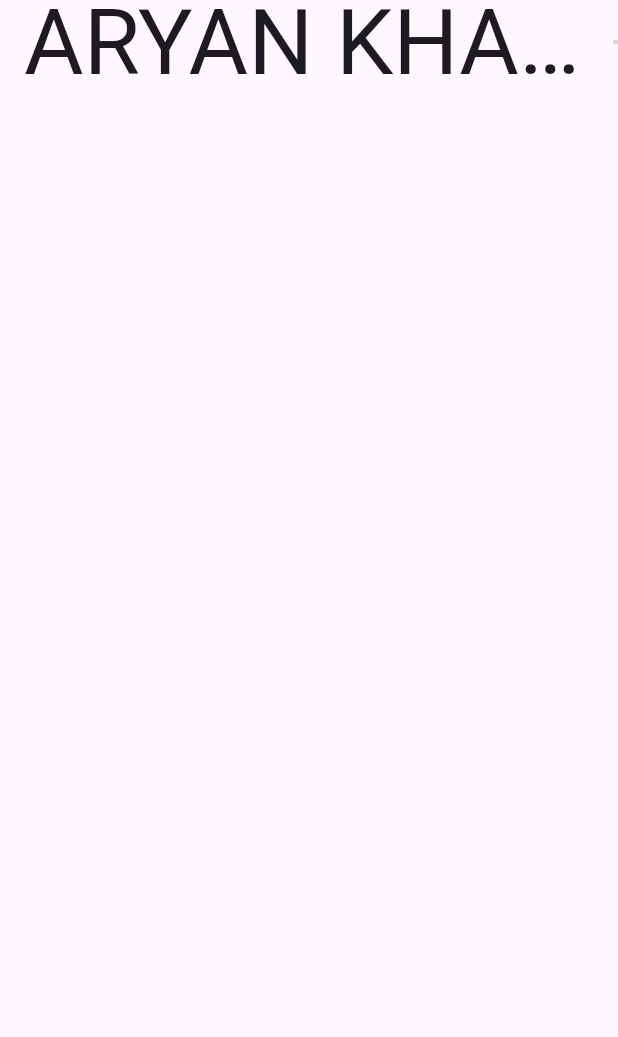
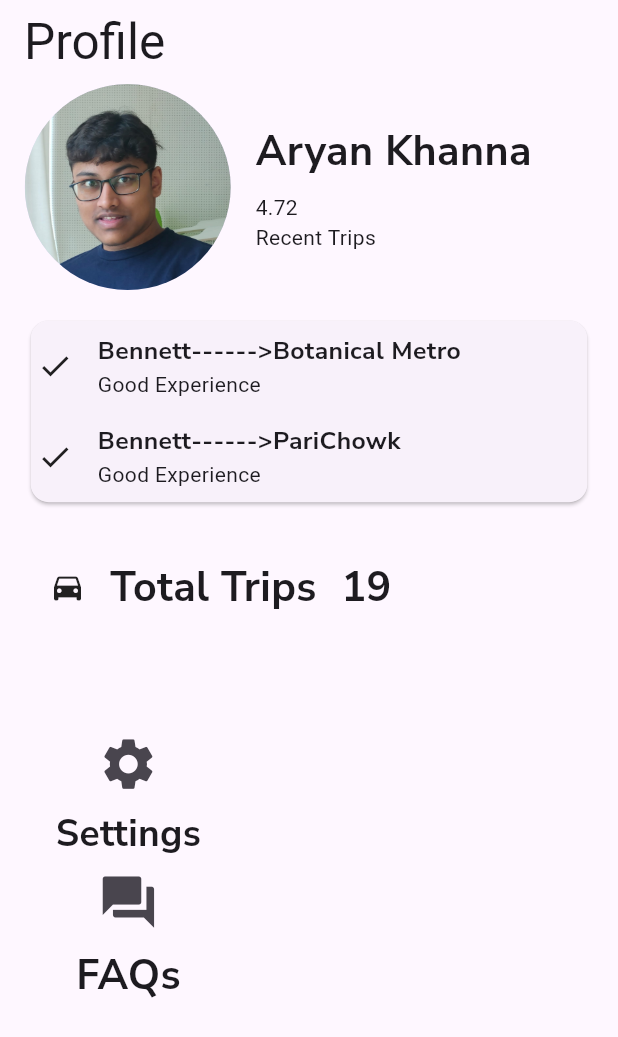
Before and after one commit to Mayank4352/uniryde, a Flutter app: the screen it shows after launch, on a phone screen of 412 x 824 dp. Shown: the top 1037 px of the screen. Run offline on Flutter 3.47's test engine with Material 3 defaults, Android fonts, the phone set to English and light mode, and no system bars; our stand-ins replace get, google_fonts, sizer; grey boxes are pictures that could not be loaded.

Commit message:
feat: Added and Linked Profile page and settings

```diff
--- a/lib/main.dart
+++ b/lib/main.dart
@@ -1,6 +1,7 @@
 import 'package:flutter/material.dart';
-import 'package:uniryde/profile/profil_page.dart';
-import 'package:uniryde/settings/sett_home.dart';
+import 'package:get/get_navigation/src/root/get_material_app.dart';
+import 'package:uniryde/profile/profile.dart';
+import 'package:sizer/sizer.dart';
 
 void main() {
   runApp(const MyApp());
@@ -11,60 +12,18 @@ class MyApp extends StatelessWidget {
 
   @override
   Widget build(BuildContext context) {
-    return MaterialApp(
-      title: 'Flutter Demo',
-      theme: ThemeData(
-        colorScheme: ColorScheme.fromSeed(seedColor: Colors.deepPurple),
-        useMaterial3: true,
-      ),
-      home: SettHome(),
+    return Sizer(
+      builder: (context, orientation, deviceType) {
+        return GetMaterialApp(
+          debugShowCheckedModeBanner: false,
+          title: 'Uniryde',
+          theme: ThemeData(
+            colorScheme: ColorScheme.fromSeed(seedColor: Colors.deepPurple),
+            useMaterial3: true,
+          ),
+          home: const ProfilePage(),
+        );
+      },
     );
   }
 }
-
-class MyHomePage extends StatefulWidget {
-  const MyHomePage({super.key, required this.title});
-  final String title;
-
-  @override
-  State<MyHomePage> createState() => _MyHomePageState();
-}
-
-class _MyHomePageState extends State<MyHomePage> {
-  int _counter = 0;
-
-  void _incrementCounter() {
-    setState(() {
-      _counter++;
-    });
-  }
-
-  @override
-  Widget build(BuildContext context) {
-    return Scaffold(
-      appBar: AppBar(
-        backgroundColor: Theme.of(context).colorScheme.inversePrimary,
-        title: Text(widget.title),
-      ),
-      body: Center(
-        child: Column(
-          mainAxisAlignment: MainAxisAlignment.center,
-          children: <Widget>[
-            const Text(
-              'You have pushed the button this many times:',
-            ),
-            Text(
-              '$_counter',
-              style: Theme.of(context).textTheme.headlineMedium,
-            ),
-          ],
-        ),
-      ),
-      floatingActionButton: FloatingActionButton(
-        onPressed: _incrementCounter,
-        tooltip: 'Increment',
-        child: const Icon(Icons.add),
-      ),
-    );
-  }
-}
--- /dev/null
+++ b/lib/profile/profile.dart
@@ -0,0 +1,204 @@
+import 'package:flutter/material.dart';
+import 'package:google_fonts/google_fonts.dart';
+import 'package:sizer/sizer.dart';
+import 'package:uniryde/settings/settings.dart';
+
+class ProfilePage extends StatelessWidget {
+  const ProfilePage({super.key});
+
+  @override
+  Widget build(BuildContext context) {
+    return Scaffold(
+      appBar: AppBar(
+        title: Text('Profile', style: TextStyle(fontSize: 4.h)),
+      ),
+      body: SingleChildScrollView(
+        child: Padding(
+          padding: EdgeInsets.symmetric(horizontal: 4.w),
+          child: Column(
+            children: [
+              const _Header(),
+              SizedBox(height: 2.h),
+              const _Trips(),
+              SizedBox(height: 2.h),
+              const _TotalTrips(),
+              SizedBox(height: 4.h),
+              const _Navigation(),
+            ],
+          ),
+        ),
+      ),
+    );
+  }
+}
+
+class _Header extends StatelessWidget {
+  const _Header();
+
+  @override
+  Widget build(BuildContext context) {
+    return Row(
+      children: [
+        CircleAvatar(
+          backgroundImage: const AssetImage('assets/hottie.jpg'),
+          radius: 50.sp,
+        ),
+        SizedBox(width: 4.w),
+        Column(
+          crossAxisAlignment: CrossAxisAlignment.start,
+          children: [
+            Text('Aryan Khanna',
+                style: GoogleFonts.nunitoSans(
+                  fontSize: 20.sp,
+                  fontWeight: FontWeight.bold,
+                )),
+            SizedBox(height: 1.h),
+            const Text('4.72'),
+            const Text('Recent Trips'),
+          ],
+        ),
+      ],
+    );
+  }
+}
+
+class _Trips extends StatelessWidget {
+  const _Trips();
+
+  @override
+  Widget build(BuildContext context) {
+    return Card(
+      child: Padding(
+        padding: EdgeInsets.symmetric(horizontal: 1.w, vertical: 1.h),
+        child: Column(
+          children: [
+            const _TripsCard(
+              title: 'Bennett------>Botanical Metro',
+              description: 'Good Experience',
+              icon: Icons.check,
+            ),
+            SizedBox(height: 2.h),
+            const _TripsCard(
+              title: 'Bennett------>PariChowk',
+              description: 'Good Experience',
+              icon: Icons.check,
+            ),
+          ],
+        ),
+      ),
+    );
+  }
+}
+
+class _TripsCard extends StatelessWidget {
+  final IconData icon;
+  final String title;
+  final String description;
+
+  const _TripsCard({
+    required this.icon,
+    required this.title,
+    required this.description,
+  });
+
+  @override
+  Widget build(BuildContext context) {
+    return Row(
+      children: [
+        Icon(icon),
+        SizedBox(width: 4.w),
+        Column(
+          crossAxisAlignment: CrossAxisAlignment.start,
+          children: [
+            Text(title,
+                style: GoogleFonts.nunitoSans(
+                  fontSize: 2.h,
+                  fontWeight: FontWeight.bold,
+                )),
+            Text(description),
+          ],
+        ),
+      ],
+    );
+  }
+}
+
+class _TotalTrips extends StatelessWidget {
+  const _TotalTrips();
+
+  @override
+  Widget build(BuildContext context) {
+    return Container(
+      padding: EdgeInsets.symmetric(horizontal: 4.w, vertical: 2.h),
+      child: Row(
+        children: [
+          const Icon(Icons.directions_car),
+          SizedBox(width: 4.w),
+          Text('Total Trips',
+              style: GoogleFonts.nunitoSans(
+                fontSize: 20.sp,
+                fontWeight: FontWeight.bold,
+              )),
+          SizedBox(width: 4.w),
+          Text('19',
+              style: GoogleFonts.nunitoSans(
+                fontSize: 20.sp,
+                fontWeight: FontWeight.bold,
+              )),
+        ],
+      ),
+    );
+  }
+}
+
+class _Navigation extends StatelessWidget {
+  const _Navigation();
+
+  @override
+  Widget build(BuildContext context) {
+    return Container(
+      alignment: Alignment.bottomLeft,
+      padding: EdgeInsets.all(5.w),
+      child: Column(
+        mainAxisAlignment: MainAxisAlignment.spaceBetween,
+        children: [
+          IconButton(
+            alignment: Alignment.bottomLeft,
+            icon: const Icon(Icons.settings),
+            iconSize: 5.h,
+            onPressed: () {
+              Navigator.push(
+                context,
+                MaterialPageRoute(builder: (context) => const UnirydeAccountPage()),
+              );
+            },
+          ),
+          Text(
+            'Settings',
+            style: GoogleFonts.nunitoSans(
+              fontSize: 3.h,
+              fontWeight: FontWeight.bold,
+            ),
+          ),
+          IconButton(
+            icon: const Icon(Icons.question_answer),
+            iconSize: 5.h,
+            onPressed: () {
+              Navigator.push(
+                context,
+                MaterialPageRoute(builder: (context) => const UnirydeAccountPage()),
+              );
+            },
+          ),
+          Text(
+            'FAQs',
+            style: GoogleFonts.nunitoSans(
+              fontSize: 20.sp,
+              fontWeight: FontWeight.bold,
+            ),
+          ),
+        ],
+      ),
+    );
+  }
+}
--- a/lib/settings/sett_home.dart
+++ /dev/null
@@ -1,39 +0,0 @@
-import 'package:flutter/material.dart';
-import 'package:google_fonts/google_fonts.dart';
-import 'package:sizer/sizer.dart';
-
-class SettHome extends StatelessWidget {
-  const SettHome({super.key});
-
-  @override
-  Widget build(BuildContext context) {
-    return Scaffold(
-      appBar: AppBar(
-        title: Text(
-          'ARYAN KHANNA',
-          style: GoogleFonts.hammersmithOne(
-            fontSize: 32.sp,
-            fontWeight: FontWeight.w400,
-          ),
-        ),
-        actions: [
-          CircleAvatar(
-            radius: 5.sp,
-            backgroundImage: const AssetImage('assetshottie.jpg'),
-          )
-        ],
-      ),
-      body: Column(
-        children: [
-          SizedBox(
-            height: 3.sp,
-            width: 15.sp,
-            child: Container(
-              alignment: AlignmentDirectional.topCenter,
-            ),
-          )
-        ],
-      ),
-    );
-  }
-}
--- a/lib/profile/profil_page.dart
+++ b/lib/settings/settings.dart
@@ -1,13 +1,15 @@
 import 'package:flutter/material.dart';
 
 class UnirydeAccountPage extends StatelessWidget {
+  const UnirydeAccountPage({super.key});
+
   @override
   Widget build(BuildContext context) {
     return Scaffold(
       appBar: AppBar(
-        leading: const IconButton(
-          icon: Icon(Icons.arrow_back),
-          onPressed: null,
+        leading: IconButton(
+          icon: const Icon(Icons.arrow_back),
+          onPressed: () => Navigator.pop(context),
         ),
         title: const Text('Uniryde Account'),
       ),
```
Also changed, not shown: pubspec.yaml (+5 -4 lines), pubspec.lock.
